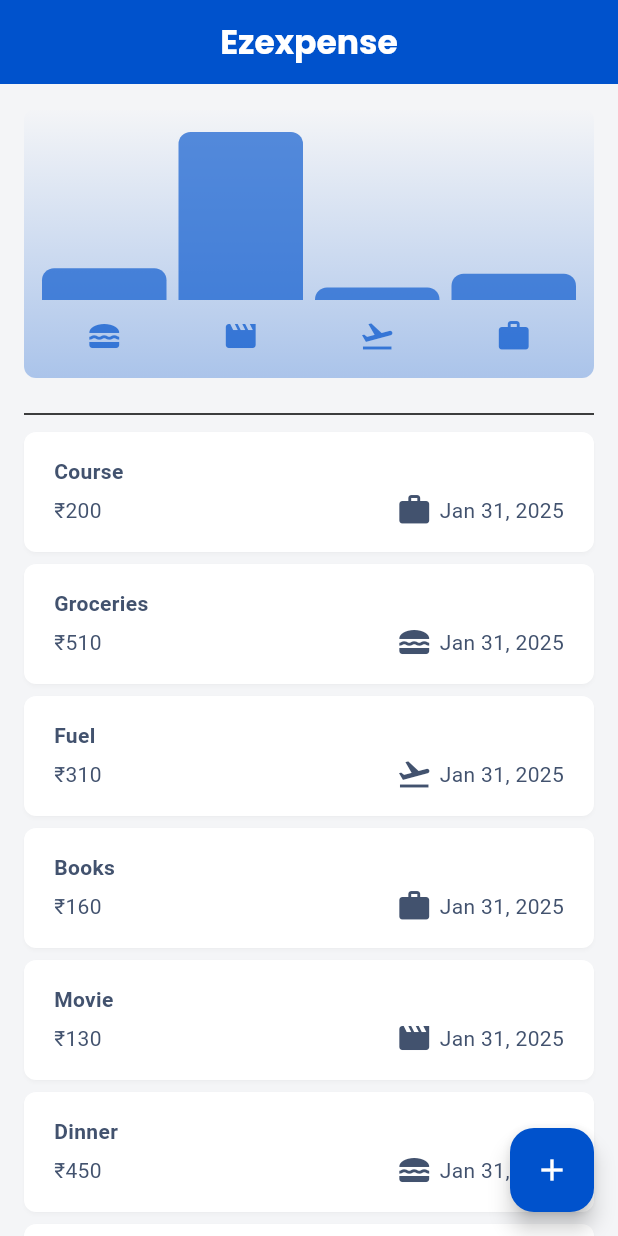
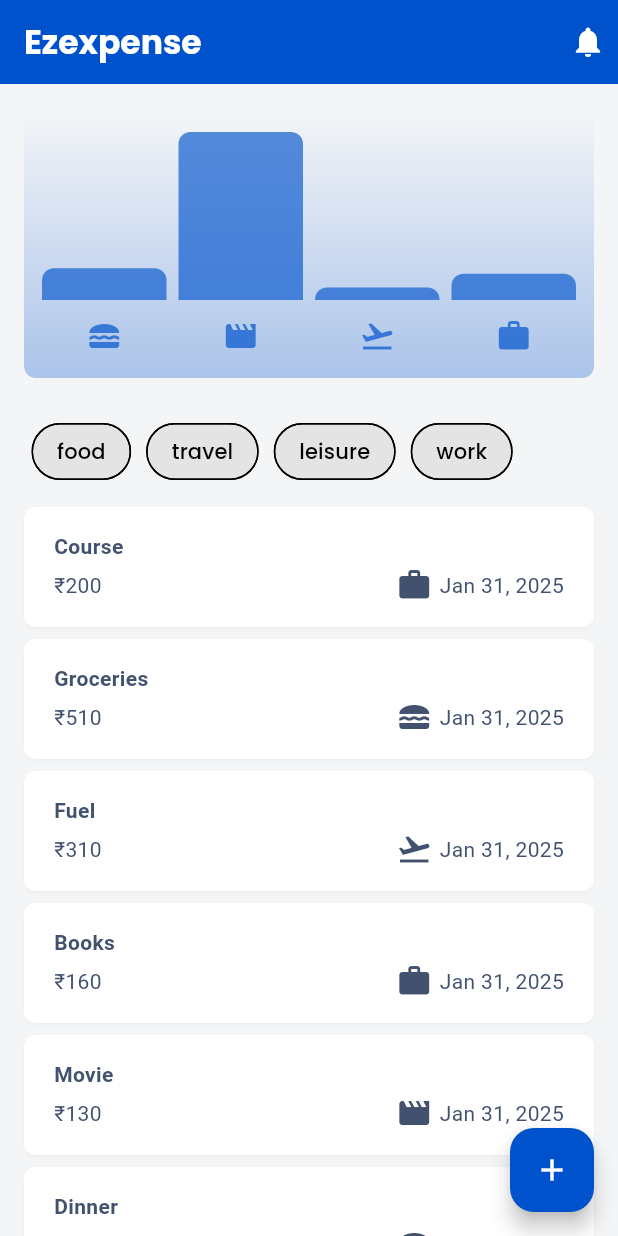
Before and after one commit to ptuxnet/Ezexpenses, a Flutter app: the screen it shows after launch, on a phone screen of 412 x 824 dp. Run offline on Flutter 3.47's test engine with Material 3 defaults, Android fonts, the phone set to English and light mode, and no system bars; drawn by our look-alikes of flutter_slidable; our stand-ins replace google_fonts.

Commit message:
Add choice chip and filter the expenses

```diff
--- /dev/null
+++ b/lib/widget/Buttons/custom_choice_chips.dart
@@ -0,0 +1,39 @@
+import 'package:flutter/material.dart';
+
+class CustomChoiceChip extends StatefulWidget {
+  final String text;
+  final bool isSelected;
+  final ValueChanged<bool> onSelected;
+
+  const CustomChoiceChip({
+    super.key,
+    required this.text,
+    required this.isSelected,
+    required this.onSelected,
+  });
+
+  @override
+  CustomChoiceChipState createState() => CustomChoiceChipState();
+}
+
+class CustomChoiceChipState extends State<CustomChoiceChip> {
+  @override
+  Widget build(BuildContext context) {
+    return Padding(
+      padding: const EdgeInsets.all(5.0),
+      child: ChoiceChip(
+        shape: RoundedRectangleBorder(
+          borderRadius: BorderRadius.circular(20),
+        ),
+        label: Text(widget.text),
+        selected: widget.isSelected,
+        onSelected: widget.onSelected,
+        selectedColor: Theme.of(context).primaryColor,
+        backgroundColor: Theme.of(context).highlightColor,
+        labelStyle: TextStyle(
+          color: widget.isSelected ? Colors.white : Colors.black,
+        ),
+      ),
+    );
+  }
+}
--- a/lib/widget/expenses.dart
+++ b/lib/widget/expenses.dart
@@ -1,5 +1,5 @@
 import 'dart:async';
-
+import 'package:ezexpense/widget/Buttons/custom_choice_chips.dart';
 import 'package:ezexpense/widget/chart/chart.dart';
 import 'package:ezexpense/widget/expenses_list.dart';
 import 'package:ezexpense/model/expense_model.dart';
@@ -83,6 +83,10 @@ class _ExpensesState extends State<Expenses> {
     ),
   ];
 
+  final Map<Category, bool> _selectedCategories = {
+    for (var category in Category.values) category: false,
+  };
+
   // Method for scaffold's Icon button
   void _openAddExpenseOverlay() {
     showModalBottomSheet(
@@ -123,40 +127,82 @@ class _ExpensesState extends State<Expenses> {
 
     ScaffoldMessenger.of(context).showSnackBar(snackBar);
 
-    // Automatically dismiss the SnackBar after 2 seconds
+    // Automatically dismiss the SnackBar after 4 seconds
     Timer(const Duration(seconds: 4), () {
       ScaffoldMessenger.of(context).hideCurrentSnackBar();
     });
   }
 
+  List<Expense> _getFilteredExpenses() {
+    final selectedCategories = _selectedCategories.entries
+        .where((entry) => entry.value)
+        .map((entry) => entry.key)
+        .toList();
+
+    if (selectedCategories.isEmpty) {
+      return _registeredExpenses;
+    }
+
+    return _registeredExpenses
+        .where((expense) => selectedCategories.contains(expense.category))
+        .toList();
+  }
+
   @override
   Widget build(BuildContext context) {
+    final filteredExpenses = _getFilteredExpenses();
+
     Widget mainContent = const Center(
       child: Text('No expense found. Start adding some!'),
     );
 
-    if (_registeredExpenses.isNotEmpty) {
+    if (filteredExpenses.isNotEmpty) {
       mainContent = ExpensesList(
-        expenses: _registeredExpenses,
+        expenses: filteredExpenses,
         onRemoveExpense: _removeExpense,
       );
     }
+
     return Scaffold(
       appBar: AppBar(
-        centerTitle: true,
         backgroundColor: Theme.of(context).primaryColor,
         title: const Text(
           'Ezexpense',
           style: TextStyle(color: Colors.white, fontWeight: FontWeight.bold),
         ),
+        actions: const [
+          Padding(
+            padding: EdgeInsets.all(8.0),
+            child: Icon(Icons.notifications),
+          ),
+        ],
       ),
       body: Center(
         child: Column(
           children: [
-            Chart(expenses: _registeredExpenses),
-            const Padding(
-              padding: EdgeInsets.symmetric(horizontal: 16.0),
-              child: Divider(),
+            Chart(expenses: filteredExpenses),
+            Padding(
+              padding: const EdgeInsets.symmetric(horizontal: 16, vertical: 8),
+              child: SizedBox(
+                height: 50,
+                width: double.infinity,
+                child: ListView.builder(
+                  scrollDirection: Axis.horizontal,
+                  itemCount: Category.values.length,
+                  itemBuilder: (ctx, index) {
+                    final category = Category.values[index];
+                    return CustomChoiceChip(
+                      text: category.name,
+                      isSelected: _selectedCategories[category]!,
+                      onSelected: (isSelected) {
+                        setState(() {
+                          _selectedCategories[category] = isSelected;
+                        });
+                      },
+                    );
+                  },
+                ),
+              ),
             ),
             Expanded(
               child: mainContent,
```
